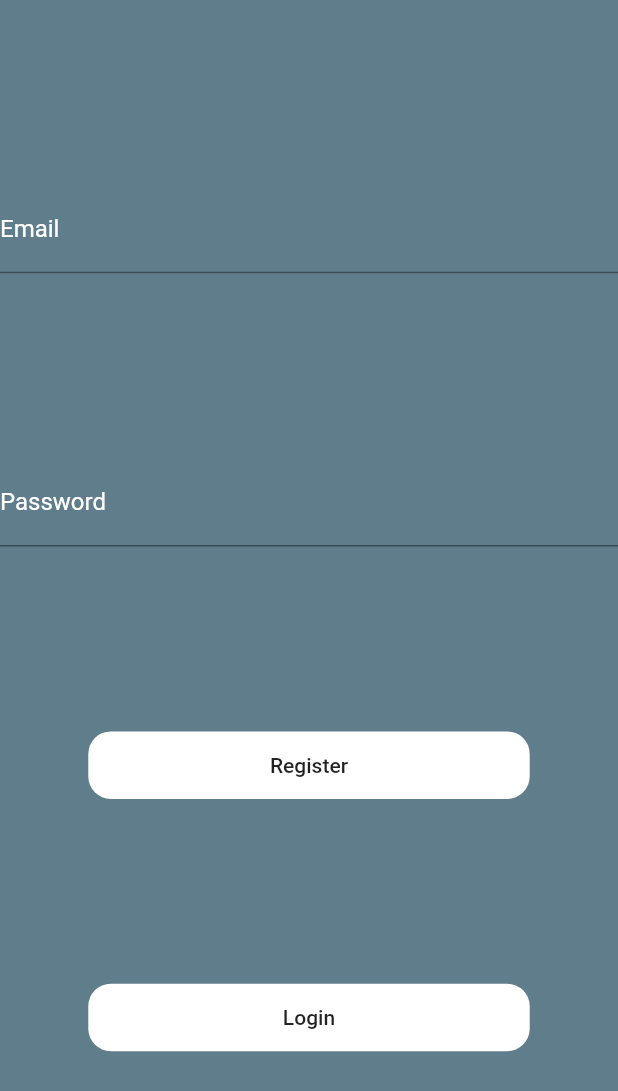
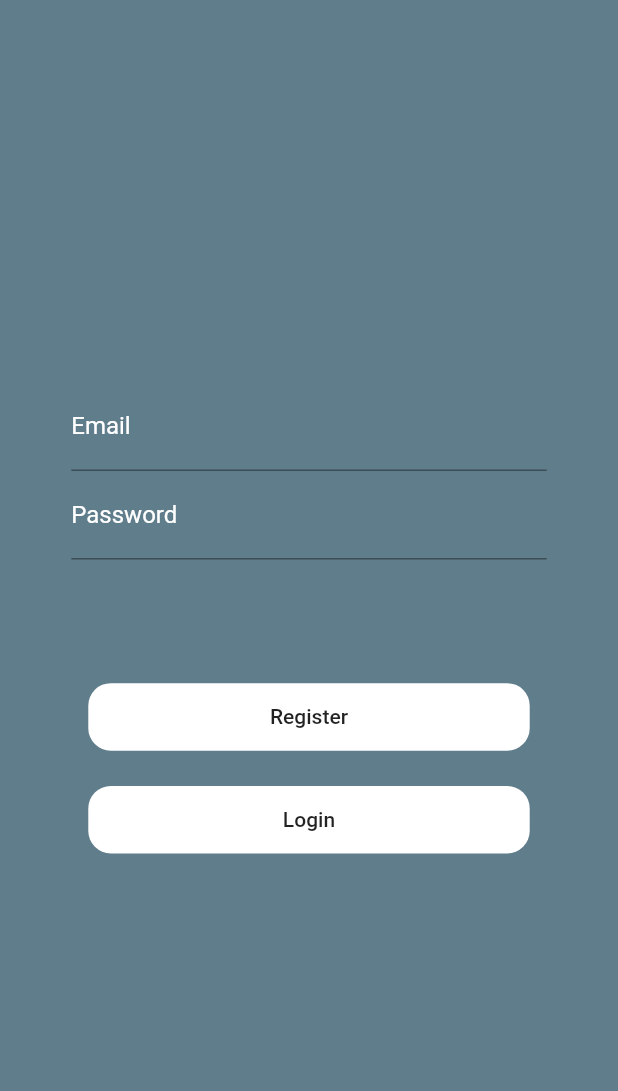
Before and after one commit to VMarcian0/cryptoWatch, a Flutter app: the screen it shows after launch, on a phone screen of 412 x 824 dp. Shown: the top 1091 px of the screen. Run offline on Flutter 3.47's test engine with Material 2 defaults, Android fonts, the phone set to English and light mode, and no system bars; our stand-ins replace cloud_firestore, firebase_auth, firebase_core; accounts and stored records are empty.

Commit message:
Enjoy the little things

```diff
--- a/lib/ui/add_view.dart
+++ b/lib/ui/add_view.dart
@@ -1,4 +1,5 @@
 import 'package:flutter/material.dart';
+import 'package:flutter/services.dart';
 
 class AddView extends StatefulWidget {
   AddView({Key key}) : super(key: key);
@@ -18,6 +19,7 @@ class _AddViewState extends State<AddView> {
   Widget build(BuildContext context) {
     return Material(
       child: Column(
+        mainAxisAlignment: MainAxisAlignment.center,
         children: [
           DropdownButton(
             value: dropdownValue,
@@ -44,6 +46,11 @@ class _AddViewState extends State<AddView> {
                 signed: false,
                 decimal: true,
               ),
+              inputFormatters: [
+                FilteringTextInputFormatter.deny(
+                  RegExp(r'[\s-!$%^&*()_+|~=,]'),
+                )
+              ],
             ),
           ),
           Container(
--- a/lib/ui/authentication.dart
+++ b/lib/ui/authentication.dart
@@ -23,9 +23,14 @@ class _AuthenticationState extends State<Authentication> {
           color: Colors.blueGrey,
         ),
         child: Column(
-          mainAxisAlignment: MainAxisAlignment.spaceEvenly,
+          mainAxisAlignment: MainAxisAlignment.center,
           children: [
-            TextFormField(
+            Container(
+              width: MediaQuery.of(context).size.width / 1.3,
+              child: TextFormField(
+                style: TextStyle(
+                  color: Colors.white,
+                ),
                 controller: _emailField,
                 decoration: InputDecoration(
                     hintText: "email@email.com",
@@ -37,7 +42,13 @@ class _AuthenticationState extends State<Authentication> {
                       color: Colors.white,
                     )),
               ),
-            TextFormField(
+            ),
+            Container(
+              width: MediaQuery.of(context).size.width / 1.3,
+              child: TextFormField(
+                style: TextStyle(
+                  color: Colors.white,
+                ),
                 controller: _passwordField,
                 obscureText: true,
                 decoration: InputDecoration(
@@ -50,7 +61,11 @@ class _AuthenticationState extends State<Authentication> {
                       color: Colors.white,
                     )),
               ),
+            ),
             // Register Button
+            SizedBox(
+              height: MediaQuery.of(context).size.height / 10,
+            ),
             Container(
               width: MediaQuery.of(context).size.width / 1.4,
               height: 45,
@@ -73,6 +88,9 @@ class _AuthenticationState extends State<Authentication> {
                 },
                 child: Text("Register"),
               ),
+            ),
+            SizedBox(
+              height: MediaQuery.of(context).size.height / 35,
             ),
             // Login Button
             Container(
```
Lines whose indentation alone changed are shown as unchanged.
